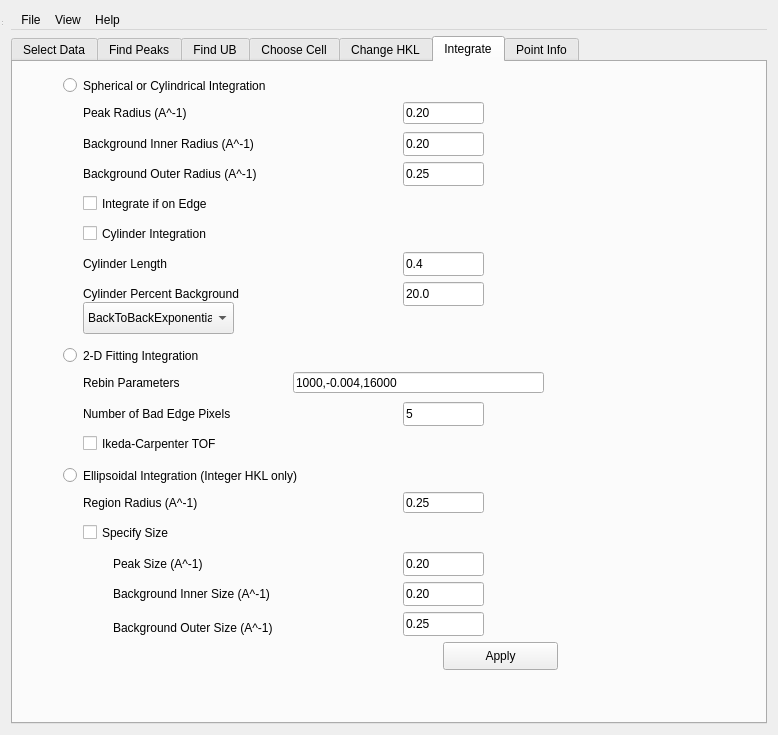
This is Code/Mantid/MantidQt/CustomInterfaces/inc/MantidQtCustomInterfaces/MantidEV.ui in mantidproject/mantid as Qt 5 draws it before an edit. The edited form follows.
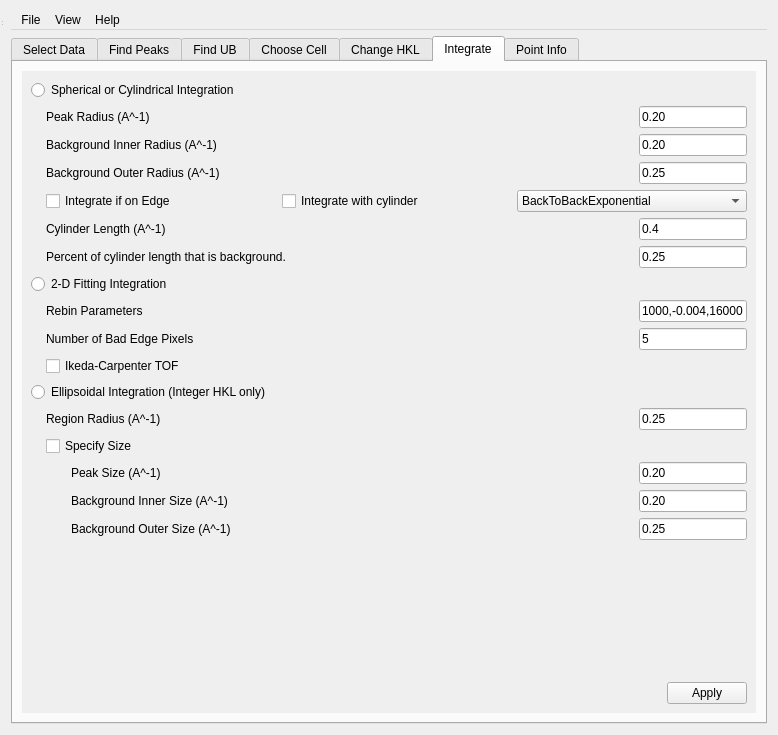
This is the edited form.

Commit message: -Refs #8193 updated master ui file

What changed in the file:
```diff
--- a/Code/Mantid/MantidQt/CustomInterfaces/inc/MantidQtCustomInterfaces/MantidEV.ui
+++ b/Code/Mantid/MantidQt/CustomInterfaces/inc/MantidQtCustomInterfaces/MantidEV.ui
@@ -1508,31 +1508,30 @@
       <attribute name="title">
        <string>Integrate</string>
       </attribute>
-      <widget class="QPushButton" name="ApplyIntegrate_btn">
+      <layout class="QVBoxLayout" name="verticalLayout_18">
+       <item>
+        <widget class="QScrollArea" name="scrollArea_5">
+         <property name="frameShape">
+          <enum>QFrame::NoFrame</enum>
+         </property>
+         <property name="frameShadow">
+          <enum>QFrame::Plain</enum>
+         </property>
+         <property name="widgetResizable">
+          <bool>true</bool>
+         </property>
+         <widget class="QWidget" name="scrollAreaWidgetContents_7">
        <property name="geometry">
         <rect>
-         <x>430</x>
-         <y>580</y>
-         <width>115</width>
-         <height>28</height>
-        </rect>
-       </property>
-       <property name="toolTip">
-        <string>Proceed to actually do the peak integration as specified.</string>
-       </property>
-       <property name="text">
-        <string>Apply</string>
-       </property>
-      </widget>
+            <x>0</x>
+            <y>0</y>
+            <width>720</width>
+            <height>635</height>
+           </rect>
+          </property>
+          <layout class="QVBoxLayout" name="verticalLayout_17">
+           <item>
       <widget class="QRadioButton" name="SphereIntegration_rbtn">
-       <property name="geometry">
-        <rect>
-         <x>50</x>
-         <y>10</y>
-         <width>301</width>
-         <height>27</height>
-        </rect>
-       </property>
        <property name="toolTip">
         <string>Apply the IntegratePeaksMD&lt;br&gt; algorithm to integrate the current list of peaks, using spherical regions around the peaks in reciprocal space.  This is the fastest of the integration methods. See the algorithm documentation for more details.</string>
        </property>
@@ -1540,265 +1539,39 @@
         <string>Spherical or Cylindrical Integration</string>
        </property>
       </widget>
-      <widget class="QRadioButton" name="TwoDFitIntegration_rbtn">
-       <property name="geometry">
-        <rect>
-         <x>50</x>
-         <y>280</y>
-         <width>311</width>
-         <height>27</height>
-        </rect>
-       </property>
-       <property name="toolTip">
-        <string>Apply the PeakIntegration&lt;br&gt; algorithm to integrate the current list of peaks, by combining the integrated intensities on multiple time-of-flight slices. This method is much slower than the Spherical Integration method, so please allow time for the calculation to complete.  See the algorithm documentation for more details.</string>
-       </property>
-       <property name="text">
-        <string>2-D Fitting Integration</string>
-       </property>
-      </widget>
-      <widget class="QRadioButton" name="EllipsoidIntegration_rbtn">
-       <property name="geometry">
-        <rect>
-         <x>50</x>
-         <y>400</y>
-         <width>481</width>
-         <height>27</height>
-        </rect>
-       </property>
-       <property name="toolTip">
-        <string>Apply the IntegrateEllipsoids&lt;br&gt; algorithm to integrate the current list of peaks, by finding the principal axes of the 3D events in regions around each peak.  This method is a little slower than the Spherical Integration method.  See the algorithm documentation for more details.</string>
-       </property>
-       <property name="text">
-        <string>Ellipsoidal Integration (Integer HKL only)</string>
-       </property>
-      </widget>
-      <widget class="QLabel" name="RegionRadius_lbl">
-       <property name="geometry">
-        <rect>
-         <x>70</x>
-         <y>430</y>
-         <width>271</width>
-         <height>21</height>
-        </rect>
-       </property>
-       <property name="text">
-        <string>Region Radius (A^-1)</string>
-       </property>
-      </widget>
-      <widget class="QLineEdit" name="RegionRadius_ledt">
-       <property name="geometry">
-        <rect>
-         <x>390</x>
-         <y>430</y>
-         <width>81</width>
-         <height>21</height>
-        </rect>
-       </property>
-       <property name="toolTip">
-        <string>Radius of a spherical region&lt;br&gt; around each peak that will be used when finding the principal axes.  This should be large enough to include the entire peak and nearby background region, but not much larger.</string>
-       </property>
-       <property name="text">
-        <string>0.25</string>
-       </property>
-      </widget>
-      <widget class="QLabel" name="PeakSize_lbl">
-       <property name="geometry">
-        <rect>
-         <x>100</x>
-         <y>490</y>
-         <width>231</width>
-         <height>24</height>
-        </rect>
-       </property>
-       <property name="text">
-        <string>Peak Size (A^-1)</string>
-       </property>
-      </widget>
-      <widget class="QLineEdit" name="PeakSize_ledt">
-       <property name="geometry">
-        <rect>
-         <x>390</x>
-         <y>490</y>
-         <width>81</width>
-         <height>24</height>
-        </rect>
-       </property>
-       <property name="toolTip">
-        <string>Length of the major axis&lt;br&gt; to use for the ellipsoidal peak region.</string>
-       </property>
-       <property name="text">
-        <string>0.20</string>
-       </property>
-      </widget>
-      <widget class="QCheckBox" name="SpecifySize_ckbx">
-       <property name="geometry">
-        <rect>
-         <x>70</x>
-         <y>460</y>
-         <width>271</width>
-         <height>21</height>
-        </rect>
-       </property>
-       <property name="toolTip">
-        <string>If this is set true, the major axis&lt;br&gt; size of each ellipsoidal region will be constant for all peaks, and will be set by the following three parameters.  If this is set false, the major axis sizes will be calculated based on the standard deviation in the direction of the major axis.</string>
-       </property>
-       <property name="text">
-        <string>Specify Size</string>
-       </property>
-      </widget>
-      <widget class="QLabel" name="BackgroundInnerSize_lbl">
-       <property name="geometry">
-        <rect>
-         <x>100</x>
-         <y>520</y>
-         <width>281</width>
-         <height>24</height>
-        </rect>
-       </property>
-       <property name="text">
-        <string>Background Inner Size (A^-1)</string>
-       </property>
-      </widget>
-      <widget class="QLineEdit" name="BackgroundInnerSize_ledt">
-       <property name="geometry">
-        <rect>
-         <x>390</x>
-         <y>520</y>
-         <width>81</width>
-         <height>24</height>
-        </rect>
-       </property>
-       <property name="toolTip">
-        <string>Length of the major axis&lt;br&gt; of the inner surface of the ellipsoidal shell used for the background region.</string>
-       </property>
-       <property name="text">
-        <string>0.20</string>
-       </property>
-      </widget>
-      <widget class="QLabel" name="BackgroundOuterSize_lbl">
-       <property name="geometry">
-        <rect>
-         <x>100</x>
-         <y>550</y>
-         <width>281</width>
-         <height>31</height>
-        </rect>
-       </property>
-       <property name="text">
-        <string>Background Outer Size (A^-1) </string>
-       </property>
-      </widget>
-      <widget class="QLineEdit" name="BackgroundOuterSize_ledt">
-       <property name="geometry">
-        <rect>
-         <x>390</x>
-         <y>550</y>
-         <width>81</width>
-         <height>24</height>
-        </rect>
-       </property>
-       <property name="toolTip">
-        <string>Length of the major axis&lt;br&gt; of the outer surface of the ellipsoidal shell used for the background region.</string>
-       </property>
-       <property name="text">
-        <string>0.25</string>
-       </property>
-      </widget>
-      <widget class="QLabel" name="FitRebinParams_lbl">
-       <property name="geometry">
-        <rect>
-         <x>70</x>
-         <y>310</y>
-         <width>201</width>
-         <height>21</height>
-        </rect>
-       </property>
-       <property name="text">
-        <string>Rebin Parameters</string>
-       </property>
-      </widget>
-      <widget class="QLineEdit" name="FitRebinParams_ledt">
-       <property name="geometry">
-        <rect>
-         <x>280</x>
-         <y>310</y>
-         <width>251</width>
-         <height>21</height>
-        </rect>
-       </property>
-       <property name="toolTip">
-        <string>Parameters used to form&lt;br&gt; histograms from the event data.  The first and last values are the start and end times-of-flight.  The middle value is the step size.  If the step size is negative it represents the decimal fraction increase in the bin boundary at each step, instead of the actual bin size.</string>
-       </property>
-       <property name="text">
-        <string>1000,-0.004,16000</string>
-       </property>
-      </widget>
-      <widget class="QLabel" name="NBadEdgePixels_lbl">
-       <property name="geometry">
-        <rect>
-         <x>70</x>
-         <y>340</y>
-         <width>291</width>
-         <height>24</height>
-        </rect>
-       </property>
-       <property name="text">
-        <string>Number of Bad Edge Pixels</string>
-       </property>
-      </widget>
-      <widget class="QLineEdit" name="NBadEdgePixels_ledt">
-       <property name="geometry">
-        <rect>
-         <x>390</x>
-         <y>340</y>
-         <width>81</width>
-         <height>24</height>
-        </rect>
-       </property>
-       <property name="toolTip">
-        <string>The width of the border of&lt;br&gt; bad pixels around the edge of each detector that should be omitted.</string>
-       </property>
-       <property name="text">
-        <string>5</string>
-       </property>
-      </widget>
-      <widget class="QCheckBox" name="IkedaCarpenter_ckbx">
-       <property name="geometry">
-        <rect>
-         <x>70</x>
-         <y>370</y>
-         <width>271</width>
-         <height>23</height>
-        </rect>
-       </property>
-       <property name="toolTip">
-        <string>If true, the Ikeda-Carpenter&lt;br&gt; function will be used to fit the results of integrating the various time-of-flight slices, to obtain the final integrated result.</string>
-       </property>
-       <property name="text">
-        <string>Ikeda-Carpenter TOF</string>
-       </property>
-      </widget>
+           </item>
+           <item>
+            <layout class="QHBoxLayout" name="horizontalLayout_55">
+             <item>
+              <spacer name="horizontalSpacer_63">
+               <property name="orientation">
+                <enum>Qt::Horizontal</enum>
+               </property>
+               <property name="sizeType">
+                <enum>QSizePolicy::Fixed</enum>
+               </property>
+               <property name="sizeHint" stdset="0">
+                <size>
+                 <width>15</width>
+                 <height>0</height>
+                </size>
+               </property>
+              </spacer>
+             </item>
+             <item>
       <widget class="QLabel" name="PeakRadius_lbl">
-       <property name="geometry">
-        <rect>
-         <x>70</x>
-         <y>40</y>
-         <width>261</width>
-         <height>22</height>
-        </rect>
-       </property>
        <property name="text">
         <string>Peak Radius (A^-1)</string>
        </property>
       </widget>
+             </item>
+             <item>
       <widget class="QLineEdit" name="PeakRadius_ledt">
-       <property name="geometry">
-        <rect>
-         <x>390</x>
-         <y>40</y>
-         <width>81</width>
-         <height>22</height>
-        </rect>
+               <property name="sizePolicy">
+                <sizepolicy hsizetype="Fixed" vsizetype="Fixed">
+                 <horstretch>0</horstretch>
+                 <verstretch>0</verstretch>
+                </sizepolicy>
        </property>
        <property name="toolTip">
         <string>Radius of the spherical&lt;br&gt; region that will be considered the body of the peak.</string>
@@ -1807,27 +1580,41 @@
         <string>0.20</string>
        </property>
       </widget>
+             </item>
+            </layout>
+           </item>
+           <item>
+            <layout class="QHBoxLayout" name="horizontalLayout_54">
+             <item>
+              <spacer name="horizontalSpacer_62">
+               <property name="orientation">
+                <enum>Qt::Horizontal</enum>
+               </property>
+               <property name="sizeType">
+                <enum>QSizePolicy::Fixed</enum>
+               </property>
+               <property name="sizeHint" stdset="0">
+                <size>
+                 <width>15</width>
+                 <height>0</height>
+                </size>
+               </property>
+              </spacer>
+             </item>
+             <item>
       <widget class="QLabel" name="BackgroundInnerRadius_lbl">
-       <property name="geometry">
-        <rect>
-         <x>70</x>
-         <y>70</y>
-         <width>311</width>
-         <height>24</height>
-        </rect>
-       </property>
        <property name="text">
         <string>Background Inner Radius (A^-1)</string>
        </property>
       </widget>
+             </item>
+             <item>
       <widget class="QLineEdit" name="BackgroundInnerRadius_ledt">
-       <property name="geometry">
-        <rect>
-         <x>390</x>
-         <y>70</y>
-         <width>81</width>
-         <height>24</height>
-        </rect>
+               <property name="sizePolicy">
+                <sizepolicy hsizetype="Fixed" vsizetype="Fixed">
+                 <horstretch>0</horstretch>
+                 <verstretch>0</verstretch>
+                </sizepolicy>
        </property>
        <property name="toolTip">
         <string>Radius of the inner surface&lt;br&gt; of the spherical shell that will be used for the background estimate.</string>
@@ -1836,27 +1623,41 @@
         <string>0.20</string>
        </property>
       </widget>
+             </item>
+            </layout>
+           </item>
+           <item>
+            <layout class="QHBoxLayout" name="horizontalLayout_53">
+             <item>
+              <spacer name="horizontalSpacer_61">
+               <property name="orientation">
+                <enum>Qt::Horizontal</enum>
+               </property>
+               <property name="sizeType">
+                <enum>QSizePolicy::Fixed</enum>
+               </property>
+               <property name="sizeHint" stdset="0">
+                <size>
+                 <width>15</width>
+                 <height>0</height>
+                </size>
+               </property>
+              </spacer>
+             </item>
+             <item>
       <widget class="QLabel" name="BackgroundOuterRadius_lbl">
-       <property name="geometry">
-        <rect>
-         <x>70</x>
-         <y>100</y>
-         <width>311</width>
-         <height>24</height>
-        </rect>
-       </property>
        <property name="text">
         <string>Background Outer Radius (A^-1)</string>
        </property>
       </widget>
+             </item>
+             <item>
       <widget class="QLineEdit" name="BackgroundOuterRadius_ledt">
-       <property name="geometry">
-        <rect>
-         <x>390</x>
-         <y>100</y>
-         <width>81</width>
-         <height>24</height>
-        </rect>
+               <property name="sizePolicy">
+                <sizepolicy hsizetype="Fixed" vsizetype="Fixed">
+                 <horstretch>0</horstretch>
+                 <verstretch>0</verstretch>
+                </sizepolicy>
        </property>
        <property name="toolTip">
         <string>Radius of the outer surface&lt;br&gt; of the spherical shell that will be used for the background estimate.</string>
@@ -1865,15 +1666,29 @@
         <string>0.25</string>
        </property>
       </widget>
+             </item>
+            </layout>
+           </item>
+           <item>
+            <layout class="QHBoxLayout" name="horizontalLayout_52">
+             <item>
+              <spacer name="horizontalSpacer_55">
+               <property name="orientation">
+                <enum>Qt::Horizontal</enum>
+               </property>
+               <property name="sizeType">
+                <enum>QSizePolicy::Fixed</enum>
+               </property>
+               <property name="sizeHint" stdset="0">
+                <size>
+                 <width>15</width>
+                 <height>0</height>
+                </size>
+               </property>
+              </spacer>
+             </item>
+             <item>
       <widget class="QCheckBox" name="IntegrateEdge_ckbx">
-       <property name="geometry">
-        <rect>
-         <x>70</x>
-         <y>130</y>
-         <width>271</width>
-         <height>23</height>
-        </rect>
-       </property>
        <property name="toolTip">
         <string>If true, all peaks will be&lt;br&gt; integrated.  If false, any peak for which the background shell goes off the edge of the detector will not be integrated.</string>
        </property>
@@ -1881,89 +1696,19 @@
         <string>Integrate if on Edge</string>
        </property>
       </widget>
+             </item>
+             <item>
       <widget class="QCheckBox" name="Cylinder_ckbx">
-       <property name="geometry">
-        <rect>
-         <x>70</x>
-         <y>160</y>
-         <width>271</width>
-         <height>23</height>
-        </rect>
-       </property>
        <property name="toolTip">
         <string>If true, cylinder instead of sphere</string>
        </property>
        <property name="text">
-        <string>Cylinder Integration</string>
-       </property>
-      </widget>
-      <widget class="QLineEdit" name="CylinderPercentBkg_ledt">
-       <property name="geometry">
-        <rect>
-         <x>390</x>
-         <y>220</y>
-         <width>81</width>
-         <height>24</height>
-        </rect>
-       </property>
-       <property name="toolTip">
-        <string>Percent background for cylinder</string>
-       </property>
-       <property name="text">
-        <string>20.0</string>
-       </property>
-      </widget>
-      <widget class="QLineEdit" name="CylinderLength_ledt">
-       <property name="geometry">
-        <rect>
-         <x>390</x>
-         <y>190</y>
-         <width>81</width>
-         <height>24</height>
-        </rect>
-       </property>
-       <property name="toolTip">
-        <string>Length of cylinder</string>
-       </property>
-       <property name="text">
-        <string>0.4</string>
-       </property>
-      </widget>
-      <widget class="QLabel" name="CylinderPercentBkg_lbl">
-       <property name="geometry">
-        <rect>
-         <x>70</x>
-         <y>220</y>
-         <width>311</width>
-         <height>24</height>
-        </rect>
-       </property>
-       <property name="text">
-        <string>Cylinder Percent Background</string>
-       </property>
-      </widget>
-      <widget class="QLabel" name="CylinderLength_lbl">
-       <property name="geometry">
-        <rect>
-         <x>70</x>
-         <y>190</y>
-         <width>311</width>
-         <height>24</height>
-        </rect>
-       </property>
-       <property name="text">
-        <string>Cylinder Length</string>
-       </property>
-      </widget>
+                <string>Integrate with cylinder</string>
+               </property>
+              </widget>
+             </item>
+             <item>
       <widget class="QComboBox" name="CylinderProfileFit_cmbx">
-       <property name="geometry">
-        <rect>
-         <x>70</x>
-         <y>240</y>
-         <width>151</width>
-         <height>32</height>
-        </rect>
-       </property>
        <property name="toolTip">
         <string>Fit for Cylinder Profile</string>
        </property>
@@ -2018,6 +1763,478 @@
         </property>
        </item>
       </widget>
+             </item>
+            </layout>
+           </item>
+           <item>
+            <layout class="QHBoxLayout" name="horizontalLayout_53a">
+             <item>
+              <spacer name="horizontalSpacer_61a">
+               <property name="orientation">
+                <enum>Qt::Horizontal</enum>
+               </property>
+               <property name="sizeType">
+                <enum>QSizePolicy::Fixed</enum>
+               </property>
+               <property name="sizeHint" stdset="0">
+                <size>
+                 <width>15</width>
+                 <height>0</height>
+                </size>
+               </property>
+              </spacer>
+             </item>
+             <item>
+              <widget class="QLabel" name="CylinderLength_lbl">
+               <property name="text">
+                <string>Cylinder Length (A^-1)</string>
+               </property>
+              </widget>
+             </item>
+             <item>
+              <widget class="QLineEdit" name="CylinderLength_ledt">
+               <property name="sizePolicy">
+                <sizepolicy hsizetype="Fixed" vsizetype="Fixed">
+                 <horstretch>0</horstretch>
+                 <verstretch>0</verstretch>
+                </sizepolicy>
+               </property>
+               <property name="toolTip">
+                <string>Length of the cylinder used for integration.</string>
+               </property>
+               <property name="text">
+                <string>0.4</string>
+               </property>
+              </widget>
+             </item>
+            </layout>
+           </item>
+           <item>
+            <layout class="QHBoxLayout" name="horizontalLayout_53b">
+             <item>
+              <spacer name="horizontalSpacer_61b">
+               <property name="orientation">
+                <enum>Qt::Horizontal</enum>
+               </property>
+               <property name="sizeType">
+                <enum>QSizePolicy::Fixed</enum>
+               </property>
+               <property name="sizeHint" stdset="0">
+                <size>
+                 <width>15</width>
+                 <height>0</height>
+                </size>
+               </property>
+              </spacer>
+             </item>
+             <item>
+              <widget class="QLabel" name="CylinderPercentBkg_lbl">
+               <property name="text">
+                <string>Percent of cylinder length that is background.</string>
+               </property>
+              </widget>
+             </item>
+             <item>
+              <widget class="QLineEdit" name="CylinderPercentBkg_ledt">
+               <property name="sizePolicy">
+                <sizepolicy hsizetype="Fixed" vsizetype="Fixed">
+                 <horstretch>0</horstretch>
+                 <verstretch>0</verstretch>
+                </sizepolicy>
+               </property>
+               <property name="toolTip">
+                <string>Radius of the outer surface&lt;br&gt; of the spherical shell that will be used for the background estimate.</string>
+               </property>
+               <property name="text">
+                <string>0.25</string>
+               </property>
+              </widget>
+             </item>
+            </layout>
+           </item>
+           <item>
+            <widget class="QRadioButton" name="TwoDFitIntegration_rbtn">
+             <property name="toolTip">
+              <string>Apply the PeakIntegration&lt;br&gt; algorithm to integrate the current list of peaks, by combining the integrated intensities on multiple time-of-flight slices. This method is much slower than the Spherical Integration method, so please allow time for the calculation to complete.  See the algorithm documentation for more details.</string>
+             </property>
+             <property name="text">
+              <string>2-D Fitting Integration</string>
+             </property>
+            </widget>
+           </item>
+           <item>
+            <layout class="QHBoxLayout" name="horizontalLayout_51">
+             <item>
+              <spacer name="horizontalSpacer_60">
+               <property name="orientation">
+                <enum>Qt::Horizontal</enum>
+               </property>
+               <property name="sizeType">
+                <enum>QSizePolicy::Fixed</enum>
+               </property>
+               <property name="sizeHint" stdset="0">
+                <size>
+                 <width>15</width>
+                 <height>0</height>
+                </size>
+               </property>
+              </spacer>
+             </item>
+             <item>
+              <widget class="QLabel" name="FitRebinParams_lbl">
+               <property name="text">
+                <string>Rebin Parameters</string>
+               </property>
+              </widget>
+             </item>
+             <item>
+              <widget class="QLineEdit" name="FitRebinParams_ledt">
+               <property name="sizePolicy">
+                <sizepolicy hsizetype="Fixed" vsizetype="Fixed">
+                 <horstretch>0</horstretch>
+                 <verstretch>0</verstretch>
+                </sizepolicy>
+               </property>
+               <property name="toolTip">
+                <string>Parameters used to form&lt;br&gt; histograms from the event data.  The first and last values are the start and end times-of-flight.  The middle value is the step size.  If the step size is negative it represents the decimal fraction increase in the bin boundary at each step, instead of the actual bin size.</string>
+               </property>
+               <property name="text">
+                <string>1000,-0.004,16000</string>
+               </property>
+              </widget>
+             </item>
+            </layout>
+           </item>
+           <item>
+            <layout class="QHBoxLayout" name="horizontalLayout_50">
+             <item>
+              <spacer name="horizontalSpacer_59">
+               <property name="orientation">
+                <enum>Qt::Horizontal</enum>
+               </property>
+               <property name="sizeType">
+                <enum>QSizePolicy::Fixed</enum>
+               </property>
+               <property name="sizeHint" stdset="0">
+                <size>
+                 <width>15</width>
+                 <height>0</height>
+                </size>
+               </property>
+              </spacer>
+             </item>
+             <item>
+              <widget class="QLabel" name="NBadEdgePixels_lbl">
+               <property name="text">
+                <string>Number of Bad Edge Pixels</string>
+               </property>
+              </widget>
+             </item>
+             <item>
+              <widget class="QLineEdit" name="NBadEdgePixels_ledt">
+               <property name="sizePolicy">
+                <sizepolicy hsizetype="Fixed" vsizetype="Fixed">
+                 <horstretch>0</horstretch>
+                 <verstretch>0</verstretch>
+                </sizepolicy>
+               </property>
+               <property name="toolTip">
+                <string>The width of the border of&lt;br&gt; bad pixels around the edge of each detector that should be omitted.</string>
+               </property>
+               <property name="text">
+                <string>5</string>
+               </property>
+              </widget>
+             </item>
+            </layout>
+           </item>
+           <item>
+            <layout class="QHBoxLayout" name="horizontalLayout_49">
+             <item>
+              <spacer name="horizontalSpacer_54">
+               <property name="orientation">
+                <enum>Qt::Horizontal</enum>
+               </property>
+               <property name="sizeType">
+                <enum>QSizePolicy::Fixed</enum>
+               </property>
+               <property name="sizeHint" stdset="0">
+                <size>
+                 <width>15</width>
+                 <height>0</height>
+                </size>
+               </property>
+              </spacer>
+             </item>
+             <item>
+              <widget class="QCheckBox" name="IkedaCarpenter_ckbx">
+               <property name="toolTip">
+                <string>If true, the Ikeda-Carpenter&lt;br&gt; function will be used to fit the results of integrating the various time-of-flight slices, to obtain the final integrated result.</string>
+               </property>
+               <property name="text">
+                <string>Ikeda-Carpenter TOF</string>
+               </property>
+              </widget>
+             </item>
+            </layout>
+           </item>
+           <item>
+            <widget class="QRadioButton" name="EllipsoidIntegration_rbtn">
+             <property name="toolTip">
+              <string>Apply the IntegrateEllipsoids&lt;br&gt; algorithm to integrate the current list of peaks, by finding the principal axes of the 3D events in regions around each peak.  This method is a little slower than the Spherical Integration method.  See the algorithm documentation for more details.</string>
+             </property>
+             <property name="text">
+              <string>Ellipsoidal Integration (Integer HKL only)</string>
+             </property>
+            </widget>
+           </item>
+           <item>
+            <layout class="QHBoxLayout" name="horizontalLayout_48">
+             <item>
+              <spacer name="horizontalSpacer_58">
+               <property name="orientation">
+                <enum>Qt::Horizontal</enum>
+               </property>
+               <property name="sizeType">
+                <enum>QSizePolicy::Fixed</enum>
+               </property>
+               <property name="sizeHint" stdset="0">
+                <size>
+                 <width>15</width>
+                 <height>0</height>
+                </size>
+               </property>
+              </spacer>
+             </item>
+             <item>
+              <widget class="QLabel" name="RegionRadius_lbl">
+               <property name="text">
+                <string>Region Radius (A^-1)</string>
+               </property>
+              </widget>
+             </item>
+             <item>
+              <widget class="QLineEdit" name="RegionRadius_ledt">
+               <property name="sizePolicy">
+                <sizepolicy hsizetype="Fixed" vsizetype="Fixed">
+                 <horstretch>0</horstretch>
+                 <verstretch>0</verstretch>
+                </sizepolicy>
+               </property>
+               <property name="toolTip">
+                <string>Radius of a spherical region&lt;br&gt; around each peak that will be used when finding the principal axes.  This should be large enough to include the entire peak and nearby background region, but not much larger.</string>
+               </property>
+               <property name="text">
+                <string>0.25</string>
+               </property>
+              </widget>
+             </item>
+            </layout>
+           </item>
+           <item>
+            <layout class="QHBoxLayout" name="horizontalLayout_47">
+             <item>
+              <spacer name="horizontalSpacer_52">
+               <property name="orientation">
+                <enum>Qt::Horizontal</enum>
+               </property>
+               <property name="sizeType">
+                <enum>QSizePolicy::Fixed</enum>
+               </property>
+               <property name="sizeHint" stdset="0">
+                <size>
+                 <width>15</width>
+                 <height>0</height>
+                </size>
+               </property>
+              </spacer>
+             </item>
+             <item>
+              <widget class="QCheckBox" name="SpecifySize_ckbx">
+               <property name="toolTip">
+                <string>If this is set true, the major axis&lt;br&gt; size of each ellipsoidal region will be constant for all peaks, and will be set by the following three parameters.  If this is set false, the major axis sizes will be calculated based on the standard deviation in the direction of the major axis.</string>
+               </property>
+               <property name="text">
+                <string>Specify Size</string>
+               </property>
+              </widget>
+             </item>
+            </layout>
+           </item>
+           <item>
+            <layout class="QHBoxLayout" name="horizontalLayout_46">
+             <item>
+              <spacer name="horizontalSpacer_57">
+               <property name="orientation">
+                <enum>Qt::Horizontal</enum>
+               </property>
+               <property name="sizeType">
+                <enum>QSizePolicy::Fixed</enum>
+               </property>
+               <property name="sizeHint" stdset="0">
+                <size>
+                 <width>40</width>
+                 <height>0</height>
+                </size>
+               </property>
+              </spacer>
+             </item>
+             <item>
+              <widget class="QLabel" name="PeakSize_lbl">
+               <property name="text">
+                <string>Peak Size (A^-1)</string>
+               </property>
+              </widget>
+             </item>
+             <item>
+              <widget class="QLineEdit" name="PeakSize_ledt">
+               <property name="sizePolicy">
+                <sizepolicy hsizetype="Fixed" vsizetype="Fixed">
+                 <horstretch>0</horstretch>
+                 <verstretch>0</verstretch>
+                </sizepolicy>
+               </property>
+               <property name="toolTip">
+                <string>Length of the major axis&lt;br&gt; to use for the ellipsoidal peak region.</string>
+               </property>
+               <property name="text">
+                <string>0.20</string>
+               </property>
+              </widget>
+             </item>
+            </layout>
+           </item>
+           <item>
+            <layout class="QHBoxLayout" name="horizontalLayout_45">
+             <item>
+              <spacer name="horizontalSpacer_56">
+               <property name="orientation">
+                <enum>Qt::Horizontal</enum>
+               </property>
+               <property name="sizeType">
+                <enum>QSizePolicy::Fixed</enum>
+               </property>
+               <property name="sizeHint" stdset="0">
+                <size>
+                 <width>40</width>
+                 <height>0</height>
+                </size>
+               </property>
+              </spacer>
+             </item>
+             <item>
+              <widget class="QLabel" name="BackgroundInnerSize_lbl">
+               <property name="text">
+                <string>Background Inner Size (A^-1)</string>
+               </property>
+              </widget>
+             </item>
+             <item>
+              <widget class="QLineEdit" name="BackgroundInnerSize_ledt">
+               <property name="sizePolicy">
+                <sizepolicy hsizetype="Fixed" vsizetype="Fixed">
+                 <horstretch>0</horstretch>
+                 <verstretch>0</verstretch>
+                </sizepolicy>
+               </property>
+               <property name="toolTip">
+                <string>Length of the major axis&lt;br&gt; of the inner surface of the ellipsoidal shell used for the background region.</string>
+               </property>
+               <property name="text">
+                <string>0.20</string>
+               </property>
+              </widget>
+             </item>
+            </layout>
+           </item>
+           <item>
+            <layout class="QHBoxLayout" name="horizontalLayout_44">
+             <item>
+              <spacer name="horizontalSpacer_53">
+               <property name="orientation">
+                <enum>Qt::Horizontal</enum>
+               </property>
+               <property name="sizeType">
+                <enum>QSizePolicy::Fixed</enum>
+               </property>
+               <property name="sizeHint" stdset="0">
+                <size>
+                 <width>40</width>
+                 <height>0</height>
+                </size>
+               </property>
+              </spacer>
+             </item>
+             <item>
+              <widget class="QLabel" name="BackgroundOuterSize_lbl">
+               <property name="text">
+                <string>Background Outer Size (A^-1) </string>
+               </property>
+              </widget>
+             </item>
+             <item>
+              <widget class="QLineEdit" name="BackgroundOuterSize_ledt">
+               <property name="sizePolicy">
+                <sizepolicy hsizetype="Fixed" vsizetype="Fixed">
+                 <horstretch>0</horstretch>
+                 <verstretch>0</verstretch>
+                </sizepolicy>
+               </property>
+               <property name="toolTip">
+                <string>Length of the major axis&lt;br&gt; of the outer surface of the ellipsoidal shell used for the background region.</string>
+               </property>
+               <property name="text">
+                <string>0.25</string>
+               </property>
+              </widget>
+             </item>
+            </layout>
+           </item>
+           <item>
+            <spacer name="verticalSpacer_6">
+             <property name="orientation">
+              <enum>Qt::Vertical</enum>
+             </property>
+             <property name="sizeHint" stdset="0">
+              <size>
+               <width>20</width>
+               <height>40</height>
+              </size>
+             </property>
+            </spacer>
+           </item>
+           <item>
+            <layout class="QHBoxLayout" name="horizontalLayout_43">
+             <item>
+              <spacer name="horizontalSpacer_51">
+               <property name="orientation">
+                <enum>Qt::Horizontal</enum>
+               </property>
+               <property name="sizeHint" stdset="0">
+                <size>
+                 <width>40</width>
+                 <height>20</height>
+                </size>
+               </property>
+              </spacer>
+             </item>
+             <item>
+              <widget class="QPushButton" name="ApplyIntegrate_btn">
+               <property name="toolTip">
+                <string>Proceed to actually do the peak integration as specified.</string>
+               </property>
+               <property name="text">
+                <string>Apply</string>
+               </property>
+              </widget>
+             </item>
+            </layout>
+           </item>
+          </layout>
+         </widget>
+        </widget>
+       </item>
+      </layout>
      </widget>
      <widget class="QWidget" name="PointInfo_tab">
       <attribute name="title">
```
Left out of the diff: 2580 changed lines with no effect on the pictures. Lines whose indentation alone changed are shown as unchanged.
